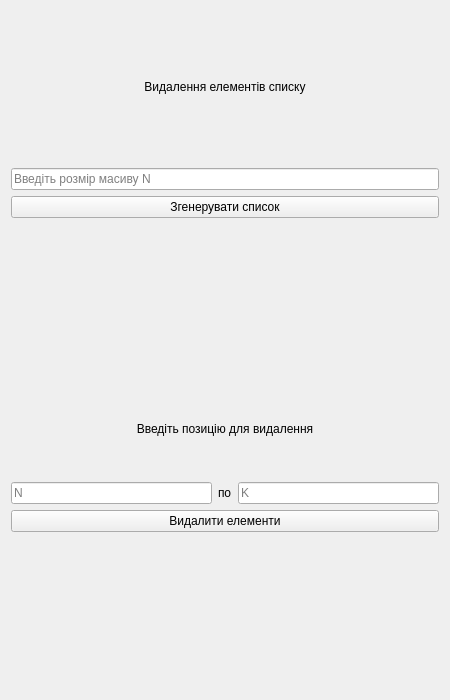
First picture: the form in lab6/ui/task1_interface.ui, repository Ihor-Mykytiuk/university-projects, before the edit.
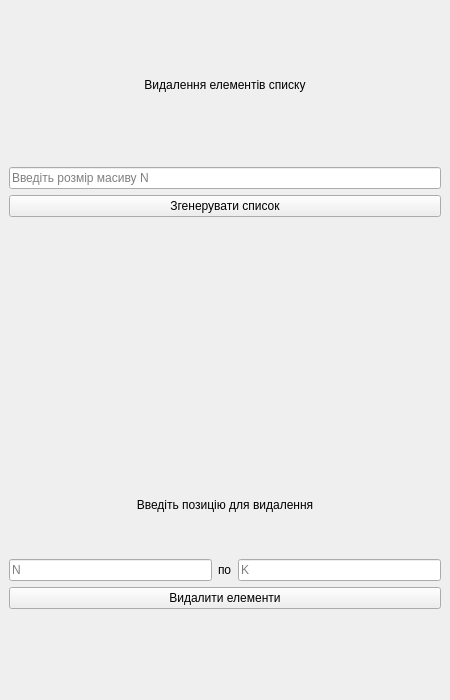
Second picture: the form after the edit.

Diff of the .ui file:
```diff
--- a/lab6/ui/task1_interface.ui
+++ b/lab6/ui/task1_interface.ui
@@ -1,7 +1,7 @@
 <?xml version="1.0" encoding="UTF-8"?>
 <ui version="4.0">
- <class>Form</class>
- <widget class="QWidget" name="Form">
+ <class>MainWindow</class>
+ <widget class="QMainWindow" name="MainWindow">
   <property name="geometry">
    <rect>
     <x>0</x>
@@ -13,7 +13,8 @@
   <property name="windowTitle">
    <string>Form</string>
   </property>
-  <layout class="QVBoxLayout" name="verticalLayout_4">
+  <widget class="QWidget" name="centralwidget">
+   <layout class="QVBoxLayout" name="verticalLayout_4" stretch="2,2,3,2,1">
    <item>
     <widget class="QLabel" name="title">
      <property name="text">
@@ -125,6 +126,7 @@
     </widget>
    </item>
   </layout>
+  </widget>
  </widget>
  <resources/>
  <connections/>
```
Left out of the diff: 2 changed lines with no effect on the pictures. Lines whose indentation alone changed are shown as unchanged.
